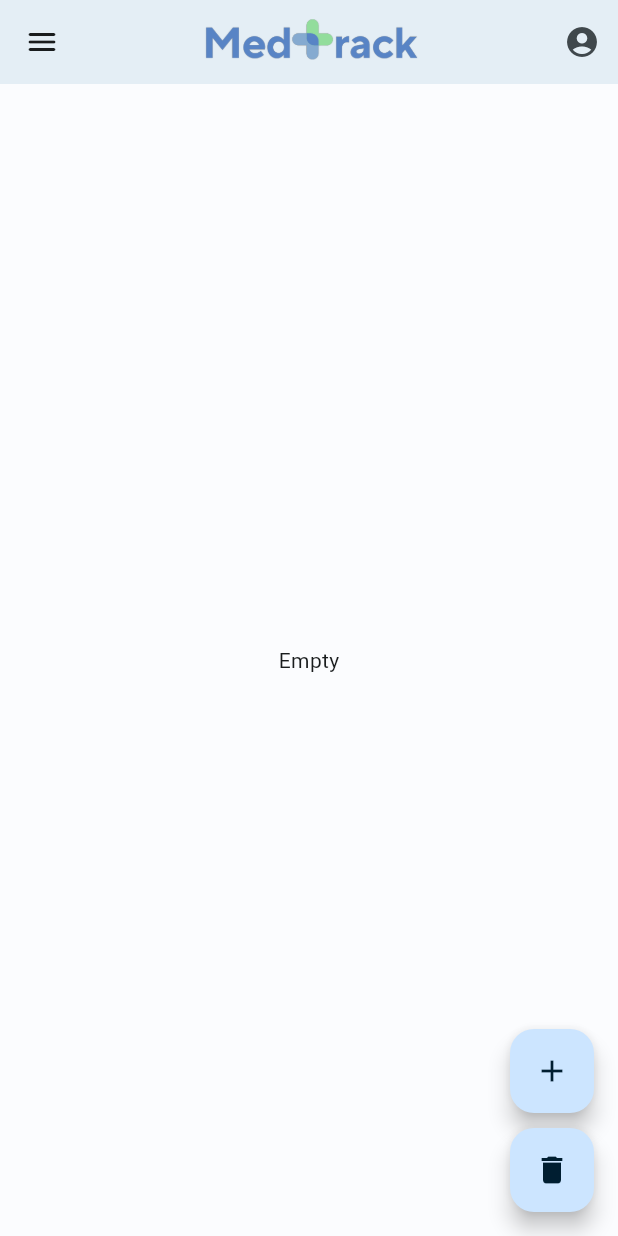
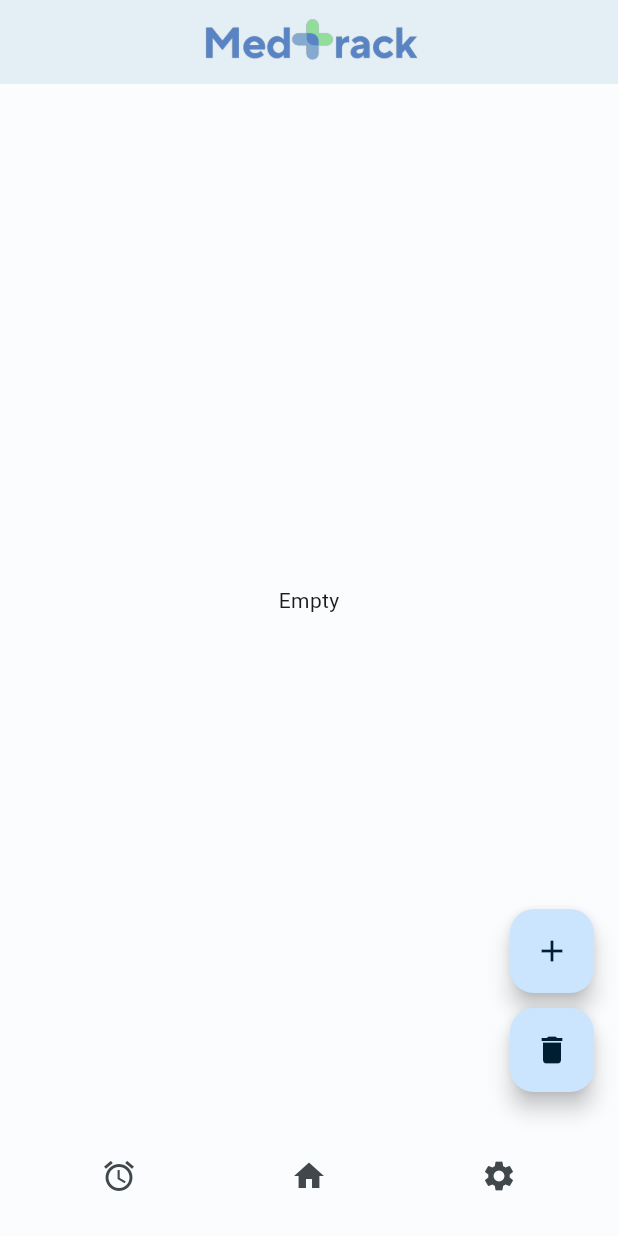
Before and after one commit to TaigoI/MedtrackApp, a Flutter app: the screen it shows after launch, on a phone screen of 412 x 824 dp. Run offline on Flutter 3.47's test engine with Material 2 defaults, Android fonts, the phone set to English and light mode, and no system bars; our stand-ins replace hive_flutter; accounts and stored records are empty.

Commit message:
Add settings module

```diff
--- a/lib/main.dart
+++ b/lib/main.dart
@@ -1,5 +1,6 @@
 import 'package:flutter/material.dart';
 import 'package:hive_flutter/hive_flutter.dart';
+import 'package:medtrack/pages/settings.dart';
 import 'pages/home.dart';
 import 'theme.dart';
 
--- a/lib/pages/home.dart
+++ b/lib/pages/home.dart
@@ -3,6 +3,7 @@ import 'package:hive_flutter/hive_flutter.dart';
 import '../models/prescription.dart';
 import '../models/medication.dart';
 import '../widgets/medication_widget.dart';
+import 'settings.dart';
 
 class Home extends StatefulWidget {
   const Home({Key? key}) : super(key: key);
@@ -49,17 +50,7 @@ class _HomeState extends State<Home> {
   Widget build(BuildContext context) {
     return Scaffold(
         appBar: AppBar(
-          leading: IconButton(
-            icon: const Icon(Icons.menu_rounded),
-            onPressed: () {},
-          ),
           title: Image.asset('assets/images/logo.png', height: 48),
-          actions: <Widget>[
-            IconButton(
-              icon: const Icon(Icons.account_circle_rounded),
-              onPressed: () {},
-            )
-          ],
           centerTitle: true,
           elevation: 4,
         ),
@@ -103,10 +94,33 @@ class _HomeState extends State<Home> {
                   ),
               ]
           )
-        )
+        ),
+        bottomNavigationBar: BottomAppBar(
+          child: Row(
+            mainAxisAlignment: MainAxisAlignment.spaceAround,
+            children: [
+              IconButton(
+                icon: Icon(Icons.alarm),
+                onPressed: () {},
+              ),
+              IconButton(
+                icon: Icon(Icons.home),
+                onPressed: () {},
+              ),
+              IconButton(
+                icon: Icon(Icons.settings),
+                onPressed: () {
+                  Navigator.push(
+                    context,
+                    MaterialPageRoute(builder: (context) => Settings()),
+                  );
+                },
+              ),
+            ],
+          ),
+        ),
     );
   }
-
 }
 
 /*
```
Also changed, not shown: lib/pages/settings.dart (added, +66 -0 lines), pubspec.lock, 1 other file.
